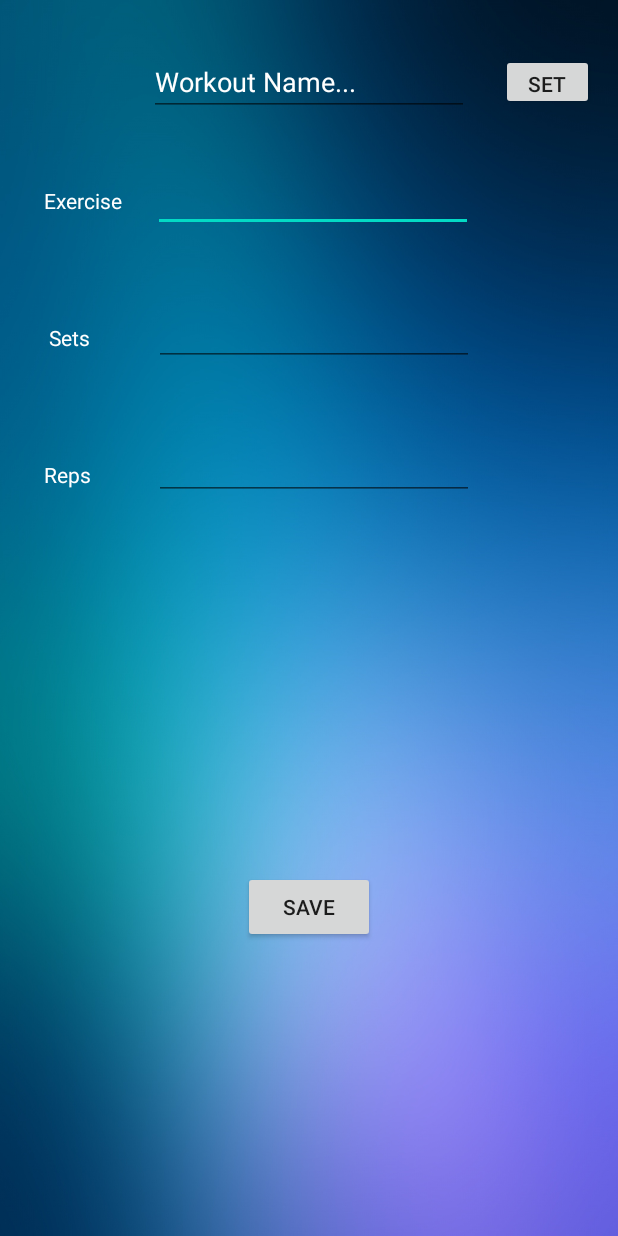
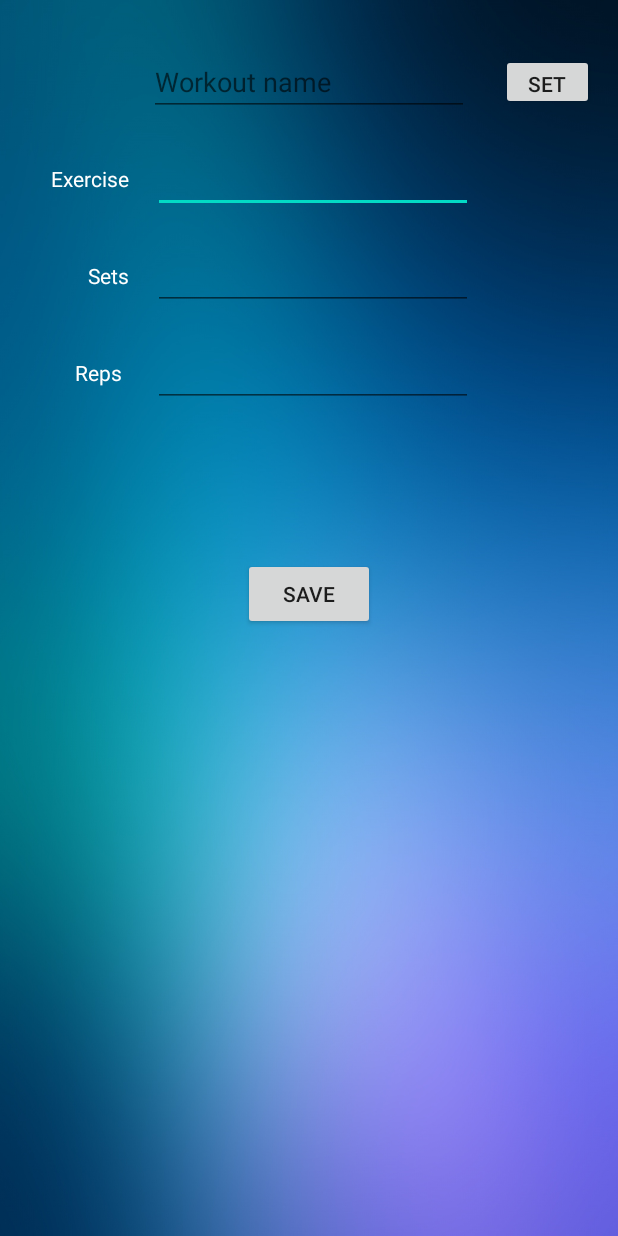
Before and after one commit to willmb98/Fitness, an Android app: the layout fragment_workout.xml on its own in the app's theme, with its tools: preview values and no code run, on a phone screen of 412 x 824 dp. Run offline under Robolectric (Android 15) with nearby library versions, the phone set to English and light mode, and no system bars.

Commit message:
Update fragment_workout.xml

```diff
--- a/app/src/main/res/layout/fragment_workout.xml
+++ b/app/src/main/res/layout/fragment_workout.xml
@@ -11,31 +11,30 @@
         android:layout_height="match_parent">
 
 
-
         <EditText
             android:id="@+id/edittxt"
             android:layout_width="wrap_content"
             android:layout_height="wrap_content"
-            android:layout_marginTop="32dp"
             android:ems="10"
             android:inputType="textPersonName"
             android:textColor="#FFFFFF"
+            app:layout_constraintBottom_toBottomOf="@+id/textView8"
             app:layout_constraintEnd_toEndOf="parent"
             app:layout_constraintHorizontal_bias="0.515"
             app:layout_constraintStart_toStartOf="parent"
-            app:layout_constraintTop_toBottomOf="@+id/edtwrkouttxt" />
+            app:layout_constraintTop_toTopOf="@+id/textView8" />
 
         <Button
             android:id="@+id/savebtn"
             android:layout_width="wrap_content"
             android:layout_height="wrap_content"
-            android:layout_marginTop="52dp"
 
             android:text="Save"
             app:layout_constraintBottom_toBottomOf="parent"
             app:layout_constraintEnd_toEndOf="parent"
             app:layout_constraintStart_toStartOf="parent"
-            app:layout_constraintTop_toBottomOf="@+id/edittextreps" />
+            app:layout_constraintTop_toBottomOf="@+id/edittextreps"
+            app:layout_constraintVertical_bias="0.2" />
 
         <Button
             android:id="@+id/savebtn2"
@@ -54,69 +53,61 @@
             android:id="@+id/textView8"
             android:layout_width="wrap_content"
             android:layout_height="wrap_content"
-            android:layout_marginTop="124dp"
+            android:layout_marginTop="32dp"
+            android:layout_marginEnd="16dp"
+            android:layout_marginRight="16dp"
             android:text="Exercise"
             android:textColor="#FFFFFF"
             app:layout_constraintEnd_toStartOf="@+id/edittxt"
-            app:layout_constraintHorizontal_bias="0.591"
-            app:layout_constraintStart_toStartOf="parent"
-            app:layout_constraintTop_toTopOf="parent" />
+            app:layout_constraintTop_toBottomOf="@+id/edtwrkouttxt" />
 
         <EditText
             android:id="@+id/edittextsets"
             android:layout_width="wrap_content"
             android:layout_height="wrap_content"
-            android:layout_marginTop="44dp"
-            android:layout_marginEnd="96dp"
-            android:layout_marginRight="96dp"
             android:ems="10"
             android:inputType="number"
             android:textColor="#FFFFFF"
-            app:layout_constraintEnd_toEndOf="parent"
-            app:layout_constraintTop_toBottomOf="@+id/edittxt" />
+            app:layout_constraintBottom_toBottomOf="@+id/textView9"
+            app:layout_constraintEnd_toEndOf="@+id/edittxt"
+            app:layout_constraintStart_toStartOf="@+id/edittxt"
+            app:layout_constraintTop_toTopOf="@+id/textView9" />
 
         <EditText
             android:id="@+id/edittextreps"
             android:layout_width="wrap_content"
             android:layout_height="wrap_content"
-            android:layout_marginTop="44dp"
-            android:layout_marginEnd="96dp"
-            android:layout_marginRight="96dp"
             android:ems="10"
             android:inputType="number"
             android:textColor="#FFFFFF"
-            app:layout_constraintEnd_toEndOf="parent"
-            app:layout_constraintTop_toBottomOf="@+id/edittextsets" />
+            app:layout_constraintBottom_toBottomOf="@+id/textView10"
+            app:layout_constraintEnd_toEndOf="@+id/edittextsets"
+            app:layout_constraintStart_toStartOf="@+id/edittextsets"
+            app:layout_constraintTop_toTopOf="@+id/textView10" />
 
         <TextView
             android:id="@+id/textView9"
             android:layout_width="wrap_content"
             android:layout_height="wrap_content"
-            android:layout_marginTop="72dp"
-            android:layout_marginEnd="24dp"
-            android:layout_marginRight="24dp"
+            android:layout_marginTop="32dp"
+            android:layout_marginEnd="16dp"
+            android:layout_marginRight="16dp"
             android:text="Sets"
             android:textColor="#FFFFFF"
             app:layout_constraintEnd_toStartOf="@+id/edittextsets"
-            app:layout_constraintHorizontal_bias="0.64"
-            app:layout_constraintStart_toStartOf="parent"
-            app:layout_constraintTop_toBottomOf="@+id/textView8" />
+            app:layout_constraintTop_toBottomOf="@+id/edittxt" />
 
         <TextView
             android:id="@+id/textView10"
             android:layout_width="36dp"
             android:layout_height="19dp"
-            android:layout_marginTop="72dp"
+            android:layout_marginTop="32dp"
             android:layout_marginEnd="16dp"
             android:layout_marginRight="16dp"
             android:text="Reps"
             android:textColor="#FFFFFF"
-            app:layout_constraintBottom_toBottomOf="parent"
             app:layout_constraintEnd_toStartOf="@+id/edittextreps"
-            app:layout_constraintHorizontal_bias="0.58"
-            app:layout_constraintStart_toStartOf="parent"
-            app:layout_constraintTop_toBottomOf="@+id/textView9"
-            app:layout_constraintVertical_bias="0.0" />
+            app:layout_constraintTop_toBottomOf="@+id/edittextsets" />
 
         <EditText
             android:id="@+id/edtwrkouttxt"
@@ -124,8 +115,8 @@
             android:layout_height="wrap_content"
             android:layout_marginTop="32dp"
             android:ems="10"
+            android:hint="Workout name"
             android:inputType="textPersonName"
-            android:text="Workout Name..."
             android:textColor="#FFFFFF"
             app:layout_constraintEnd_toEndOf="parent"
             app:layout_constraintStart_toStartOf="parent"
```
